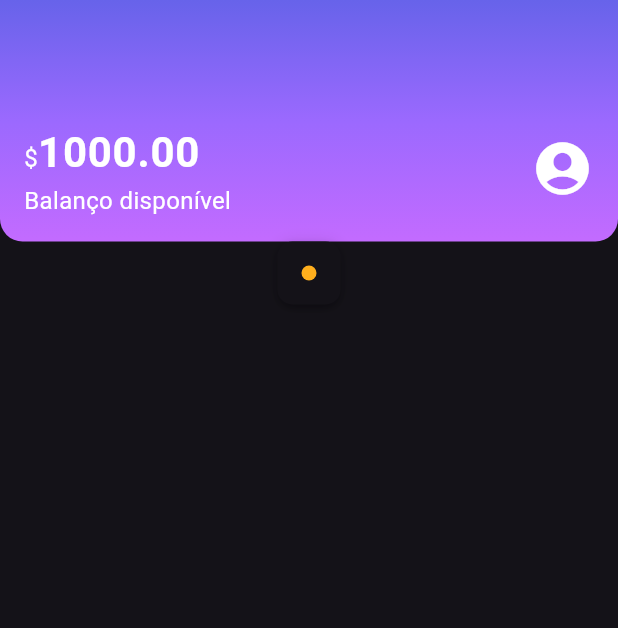
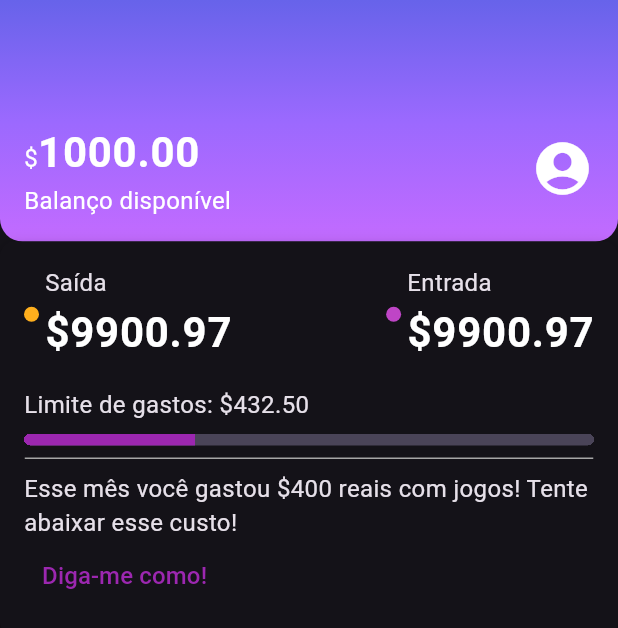
Before and after one commit to GiovanaJensen/alubankMobile, a Flutter app: the screen it shows after launch, on a phone screen of 412 x 824 dp. Shown: the top 628 px of the screen. Run offline on Flutter 3.47's test engine with Material 3 defaults, Android fonts, the phone set to English and light mode, and no system bars.

Commit message:
add: widgets for the recentActivity card

```diff
--- /dev/null
+++ b/lib/components/content_division.dart
@@ -0,0 +1,16 @@
+import 'package:alubank/themes/theme_colors.dart';
+import 'package:flutter/material.dart';
+
+class ContentDivision extends StatelessWidget {
+  const ContentDivision({super.key});
+
+  @override
+  Widget build(BuildContext context) {
+    return Container(
+      height: 1,
+      decoration: BoxDecoration(
+        border: Border.all(color: ThemeColors.division),
+      ),
+    );
+  }
+}
--- /dev/null
+++ b/lib/components/sections/Recent_activity.dart
@@ -0,0 +1,87 @@
+import 'package:alubank/components/box_card.dart';
+import 'package:alubank/components/color_dot.dart';
+import 'package:alubank/components/content_division.dart';
+import 'package:alubank/themes/theme_colors.dart';
+import 'package:flutter/material.dart';
+
+class RecentActivity extends StatelessWidget {
+  const RecentActivity({super.key});
+
+  @override
+  Widget build(BuildContext context) {
+    return BoxCard(boxContent: _RecentActivityContent());
+  }
+}
+
+class _RecentActivityContent extends StatelessWidget {
+  const _RecentActivityContent({super.key});
+
+  @override
+  Widget build(BuildContext context) {
+    return Column(
+      crossAxisAlignment: CrossAxisAlignment.start,
+      children: [
+        Row(
+        mainAxisAlignment: MainAxisAlignment.spaceBetween,
+        children: [
+          Row(
+            children: [
+              Padding(
+                padding: const EdgeInsets.only(right: 4.0),
+                child: ColorDot(color: ThemeColors.recentActivity['spent']),
+              ),
+              Column(
+                crossAxisAlignment: CrossAxisAlignment.start,
+                children: [
+                  Text("Saída"),
+                  Text("\$9900.97", style: Theme.of(context).textTheme.bodyLarge,),
+                ],
+              )
+            ],
+          ),
+          Row(
+            children: [
+              Row(
+                children: [
+                  Padding(
+                    padding: const EdgeInsets.only(right: 4.0),
+                    child: ColorDot(color: ThemeColors.recentActivity['income']),
+                  ),
+                  Column(
+                    crossAxisAlignment: CrossAxisAlignment.start,
+                    children: [
+                      Text("Entrada"),
+                      Text("\$9900.97", style: Theme.of(context).textTheme.bodyLarge,),
+                    ],
+                  )
+                ],
+              )
+            ]
+          ),
+        ],
+      ),
+        Padding(
+          padding: const EdgeInsets.only(top: 16.0, bottom: 8.0),
+          child: Text("Limite de gastos: \$432.50"),
+        ),
+        Container(
+          clipBehavior: Clip.hardEdge,
+          decoration: BoxDecoration(
+            borderRadius: BorderRadius.circular(10),
+          ),
+          child: LinearProgressIndicator(
+            minHeight: 8,
+            value: 0.3,
+            color: ThemeColors.primaryColor,
+          ),
+        ),
+        Padding(
+          padding: const EdgeInsets.only(top: 8.0, bottom: 8.0),
+          child: ContentDivision(),
+        ),
+        Text("Esse mês você gastou \$400 reais com jogos! Tente abaixar esse custo!"),
+        TextButton(onPressed: (){}, child: Text("Diga-me como!", style: TextStyle(fontSize: 16, color: ThemeColors.primaryColor),))
+      ],
+    );
+  }
+}
--- a/lib/screens/home.dart
+++ b/lib/screens/home.dart
@@ -1,6 +1,8 @@
 import 'package:alubank/components/box_card.dart';
 import 'package:alubank/components/color_dot.dart';
+import 'package:alubank/components/content_division.dart';
 import 'package:alubank/components/sections/Header.dart';
+import 'package:alubank/components/sections/Recent_activity.dart';
 import 'package:alubank/themes/theme_colors.dart';
 import 'package:flutter/material.dart';
 
@@ -12,7 +14,7 @@ class Home extends StatelessWidget {
     return Scaffold(body: Column(
       children: <Widget>[
         Header(),
-        BoxCard(boxContent: ColorDot(color: ThemeColors.recentActivity['spent'],))
+        RecentActivity(),
       ],
     ),);
   }
--- a/lib/themes/theme_colors.dart
+++ b/lib/themes/theme_colors.dart
@@ -11,4 +11,5 @@ class ThemeColors {
     'spent': Color.fromRGBO(255, 175, 29, 1.0),
     'income': Color.fromRGBO(191, 69, 198, 1.0),
   };
+  static const division = Color.fromRGBO(166, 166, 166, 1.0);
 }
```
